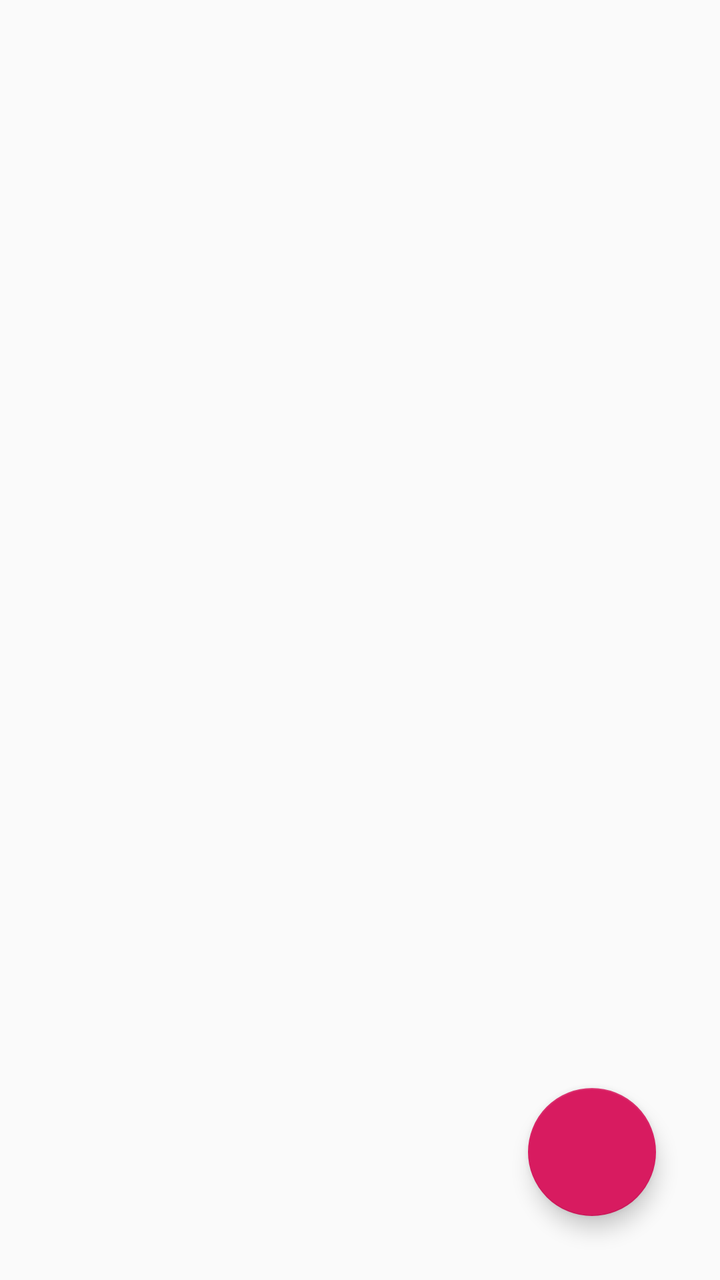
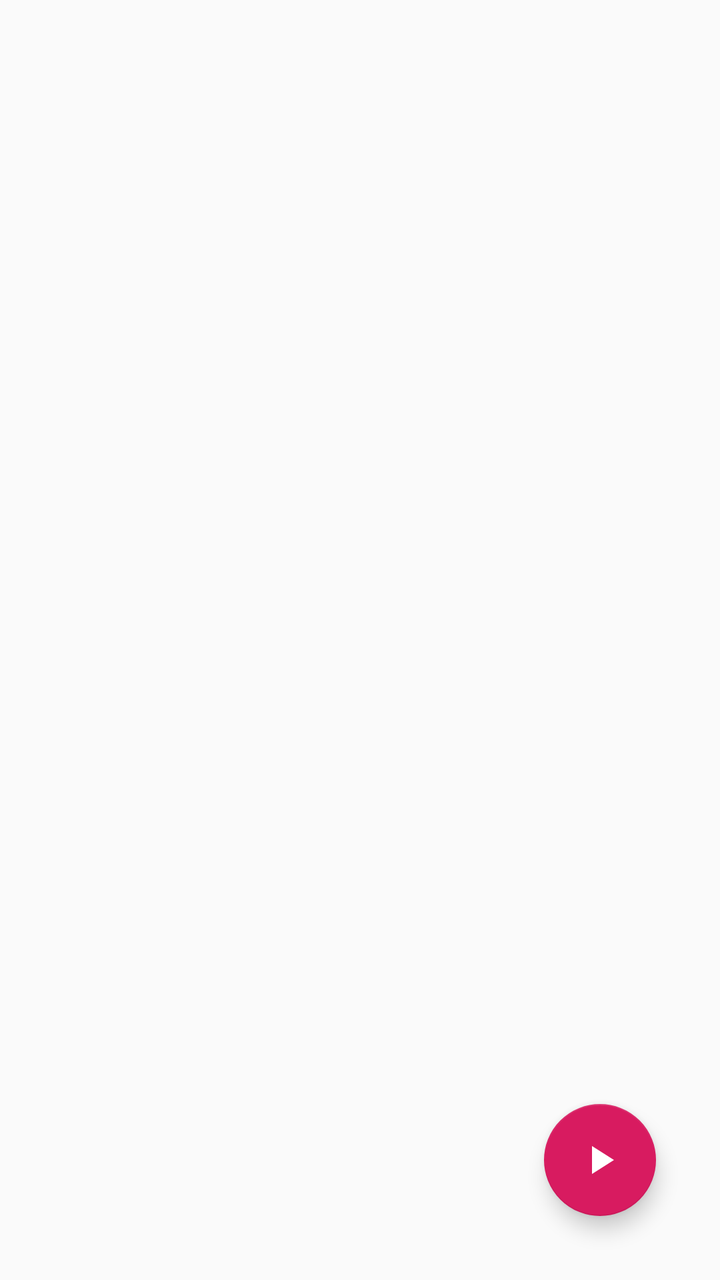

The first picture is an Android layout as it rendered before a commit; the second is the same layout after the commit. The layout source and the unified diff follow.
<!-- AndroidManifest.xml: application theme AppTheme -->
<!-- res/layout/fragment_schedule.xml -->
<android.support.constraint.ConstraintLayout
    xmlns:android="http://schemas.android.com/apk/res/android"
    xmlns:app="http://schemas.android.com/apk/res-auto"
    xmlns:tools="http://schemas.android.com/tools"
    android:layout_width="match_parent"
    android:layout_height="match_parent"
    tools:context="com.appdev.jphil.basketballcoach.schedule.ScheduleFragment">

    <android.support.v7.widget.RecyclerView
        android:id="@+id/recycler_view"
        android:layout_width="match_parent"
        android:layout_height="match_parent"
        app:layout_constraintBottom_toBottomOf="parent"
        app:layout_constraintEnd_toEndOf="parent"
        app:layout_constraintStart_toStartOf="parent"
        app:layout_constraintTop_toTopOf="parent" />

    <android.support.design.widget.FloatingActionButton
        android:id="@+id/fab"
        android:layout_width="64dp"
        android:layout_height="64dp"
        android:layout_marginEnd="32dp"
        android:layout_marginBottom="32dp"
        app:layout_constraintBottom_toBottomOf="parent"
        app:layout_constraintEnd_toEndOf="parent" />

    <ProgressBar
        android:id="@+id/progress_bar"
        style="?android:attr/progressBarStyle"
        android:layout_width="wrap_content"
        android:layout_height="wrap_content"
        android:layout_marginStart="8dp"
        android:layout_marginTop="8dp"
        android:layout_marginEnd="8dp"
        android:layout_marginBottom="8dp"
        android:visibility="gone"
        app:layout_constraintBottom_toBottomOf="parent"
        app:layout_constraintEnd_toEndOf="@+id/recycler_view"
        app:layout_constraintStart_toStartOf="parent"
        app:layout_constraintTop_toTopOf="@+id/recycler_view" />

</android.support.constraint.ConstraintLayout>
<!-- resources referenced by this layout -->
<resources>
  <style name="AppTheme" parent="Theme.AppCompat.Light.NoActionBar">
          
          <item name="colorPrimary">@color/colorPrimary</item>
          <item name="colorPrimaryDark">@color/colorPrimaryDark</item>
          <item name="colorAccent">@color/colorAccent</item>
      </style>
  <color name="colorPrimary">#008577</color>
  <color name="colorPrimaryDark">#00574B</color>
  <color name="colorAccent">#D81B60</color>
</resources>

<!-- the commit's change to res/layout/fragment_schedule.xml (unified diff, before → after) -->
@@ -17,10 +17,11 @@
 
     <android.support.design.widget.FloatingActionButton
         android:id="@+id/fab"
-        android:layout_width="64dp"
-        android:layout_height="64dp"
+        android:layout_width="wrap_content"
+        android:layout_height="wrap_content"
         android:layout_marginEnd="32dp"
         android:layout_marginBottom="32dp"
+        android:src="@drawable/ic_play_arrow"
         app:layout_constraintBottom_toBottomOf="parent"
         app:layout_constraintEnd_toEndOf="parent" />
 
<!-- resource entries referenced after the edit -->
@@ -1,5 +1,11 @@
 <!-- resources referenced by this layout -->
 <resources>
+  <!-- drawable ic_play_arrow (drawable) -->
+  <vector android:height="64dp" android:tint="#FFFFFF"
+      android:viewportHeight="24.0" android:viewportWidth="24.0"
+      android:width="64dp" xmlns:android="http://schemas.android.com/apk/res/android">
+      <path android:fillColor="#FF000000" android:pathData="M8,5v14l11,-7z"/>
+  </vector>
   <style name="AppTheme" parent="Theme.AppCompat.Light.NoActionBar">
           
           <item name="colorPrimary">@color/colorPrimary</item>
